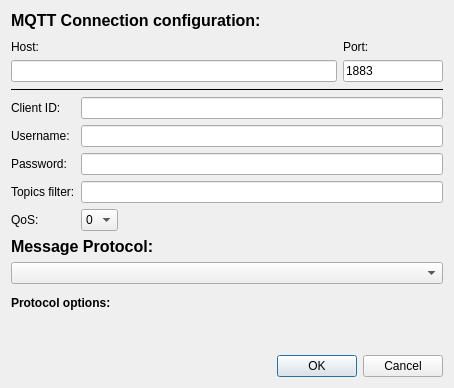
tongtybj/PlotJuggler, file plotjuggler_plugins/DataStreamMQTT/datastream_mqtt.ui: the form before one commit.
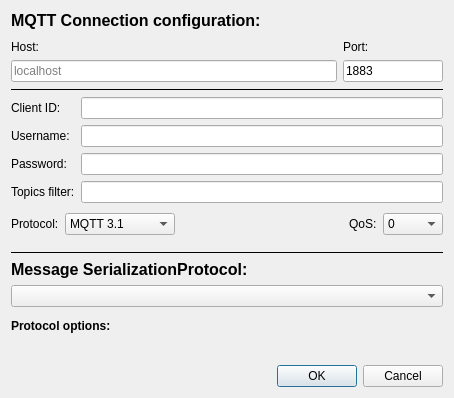
The form after the commit.

The edit to the form file:
```diff
--- a/plotjuggler_plugins/DataStreamMQTT/datastream_mqtt.ui
+++ b/plotjuggler_plugins/DataStreamMQTT/datastream_mqtt.ui
@@ -7,7 +7,7 @@
     <x>0</x>
     <y>0</y>
     <width>454</width>
-    <height>388</height>
+    <height>398</height>
    </rect>
   </property>
   <property name="windowTitle">
@@ -64,7 +64,11 @@
       </widget>
      </item>
      <item row="1" column="0">
-      <widget class="QLineEdit" name="lineEditHost"/>
+      <widget class="QLineEdit" name="lineEditHost">
+       <property name="placeholderText">
+        <string>localhost</string>
+       </property>
+      </widget>
      </item>
     </layout>
    </item>
@@ -80,48 +84,15 @@
    </item>
    <item>
     <layout class="QFormLayout" name="formLayout_2">
-     <item row="5" column="0">
-      <widget class="QLabel" name="label_5">
+     <item row="0" column="0">
+      <widget class="QLabel" name="label_2">
        <property name="text">
-        <string>QoS:</string>
+        <string>Client ID:</string>
        </property>
       </widget>
      </item>
-     <item row="5" column="1">
-      <layout class="QHBoxLayout" name="horizontalLayout">
-       <item>
-        <widget class="QComboBox" name="comboBoxQoS">
-         <item>
-          <property name="text">
-           <string>0</string>
-          </property>
-         </item>
-         <item>
-          <property name="text">
-           <string>1</string>
-          </property>
-         </item>
-         <item>
-          <property name="text">
-           <string>2</string>
-          </property>
-         </item>
-        </widget>
-       </item>
-       <item>
-        <spacer name="horizontalSpacer">
-         <property name="orientation">
-          <enum>Qt::Horizontal</enum>
-         </property>
-         <property name="sizeHint" stdset="0">
-          <size>
-           <width>40</width>
-           <height>20</height>
-          </size>
-         </property>
-        </spacer>
-       </item>
-      </layout>
+     <item row="0" column="1">
+      <widget class="QLineEdit" name="lineEditClientID"/>
      </item>
      <item row="1" column="0">
       <widget class="QLabel" name="label_7">
@@ -130,6 +101,9 @@
        </property>
       </widget>
      </item>
+     <item row="1" column="1">
+      <widget class="QLineEdit" name="lineEditUsername"/>
+     </item>
      <item row="2" column="0">
       <widget class="QLabel" name="label_8">
        <property name="text">
@@ -137,6 +111,13 @@
        </property>
       </widget>
      </item>
+     <item row="2" column="1">
+      <widget class="QLineEdit" name="lineEditPassword">
+       <property name="echoMode">
+        <enum>QLineEdit::Password</enum>
+       </property>
+      </widget>
+     </item>
      <item row="3" column="0">
       <widget class="QLabel" name="label_3">
        <property name="text">
@@ -147,28 +128,105 @@
      <item row="3" column="1">
       <widget class="QLineEdit" name="lineEditTopicFilter"/>
      </item>
-     <item row="2" column="1">
-      <widget class="QLineEdit" name="lineEditPassword">
-       <property name="echoMode">
-        <enum>QLineEdit::Password</enum>
+    </layout>
+   </item>
+   <item>
+    <layout class="QHBoxLayout" name="horizontalLayout_2">
+     <property name="topMargin">
+      <number>4</number>
+     </property>
+     <property name="bottomMargin">
+      <number>10</number>
+     </property>
+     <item>
+      <widget class="QLabel" name="label_10">
+       <property name="text">
+        <string>Protocol:</string>
        </property>
       </widget>
      </item>
-     <item row="1" column="1">
-      <widget class="QLineEdit" name="lineEditUsername"/>
+     <item>
+      <widget class="QComboBox" name="comboBoxVersion">
+       <property name="minimumSize">
+        <size>
+         <width>110</width>
+         <height>0</height>
+        </size>
+       </property>
+       <item>
+        <property name="text">
+         <string>MQTT 3.1</string>
+        </property>
+       </item>
+       <item>
+        <property name="text">
+         <string>MQTT 3.1.1</string>
+        </property>
+       </item>
+       <item>
+        <property name="text">
+         <string>MQTT 5</string>
+        </property>
+       </item>
+      </widget>
      </item>
-     <item row="0" column="1">
-      <widget class="QLineEdit" name="lineEditClientID"/>
+     <item>
+      <spacer name="horizontalSpacer">
+       <property name="orientation">
+        <enum>Qt::Horizontal</enum>
+       </property>
+       <property name="sizeHint" stdset="0">
+        <size>
+         <width>40</width>
+         <height>20</height>
+        </size>
+       </property>
+      </spacer>
      </item>
-     <item row="0" column="0">
-      <widget class="QLabel" name="label_2">
+     <item>
+      <widget class="QLabel" name="label_5">
        <property name="text">
-        <string>Client ID:</string>
+        <string>QoS:</string>
        </property>
       </widget>
      </item>
+     <item>
+      <widget class="QComboBox" name="comboBoxQoS">
+       <property name="minimumSize">
+        <size>
+         <width>60</width>
+         <height>0</height>
+        </size>
+       </property>
+       <item>
+        <property name="text">
+         <string>0</string>
+        </property>
+       </item>
+       <item>
+        <property name="text">
+         <string>1</string>
+        </property>
+       </item>
+       <item>
+        <property name="text">
+         <string>2</string>
+        </property>
+       </item>
+      </widget>
+     </item>
     </layout>
    </item>
+   <item>
+    <widget class="Line" name="line_2">
+     <property name="frameShadow">
+      <enum>QFrame::Plain</enum>
+     </property>
+     <property name="orientation">
+      <enum>Qt::Horizontal</enum>
+     </property>
+    </widget>
+   </item>
    <item>
     <widget class="QLabel" name="label_6">
      <property name="font">
@@ -179,7 +237,7 @@
       </font>
      </property>
      <property name="text">
-      <string>Message Protocol:</string>
+      <string>Message SerializationProtocol:</string>
      </property>
     </widget>
    </item>
```
